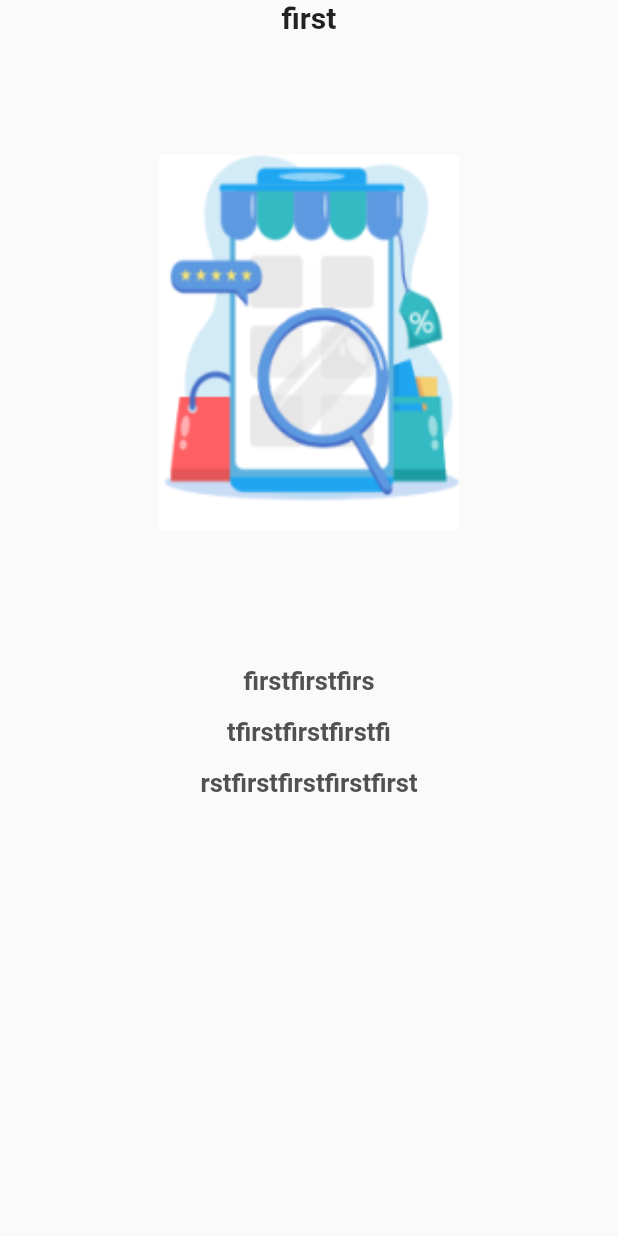
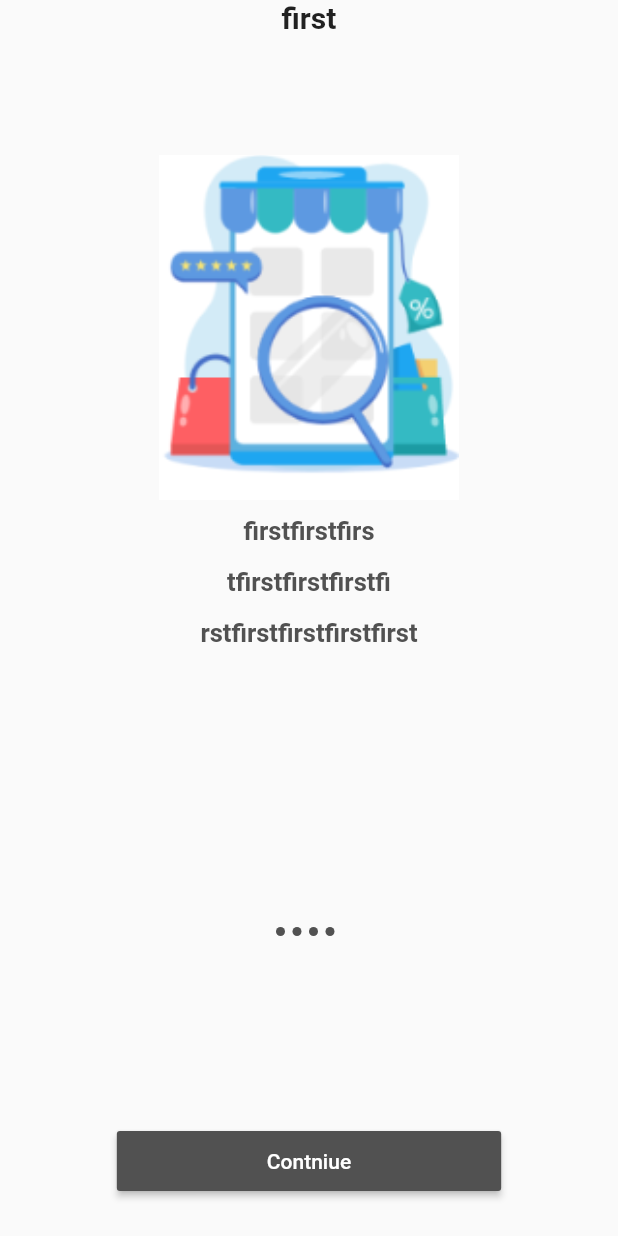
Before and after one commit to MohamedAhmedSD/ecommerce_from_wael, a Flutter app: the screen it shows after launch, on a phone screen of 412 x 824 dp. Run offline on Flutter 3.47's test engine with Material 2 defaults, Android fonts, the phone set to English and light mode, and no system bars; our stand-ins replace get.

Commit message:
[6] on boarding page - make its widgets

```diff
--- /dev/null
+++ b/lib/controller/onboarding_controller.dart
@@ -0,0 +1 @@
+// abstract class
--- a/lib/core/constants/color.dart
+++ b/lib/core/constants/color.dart
@@ -4,4 +4,5 @@ import 'package:flutter/material.dart';
 
 class AppColor {
   static const Color grey = Color(0xff515151);
+  static const Color primaryColor = Color(0xff515151);
 }
--- a/lib/view/screen/onboarding/onboarding.dart
+++ b/lib/view/screen/onboarding/onboarding.dart
@@ -1,7 +1,8 @@
-import 'package:ecommerce_wah/core/constants/color.dart';
 import 'package:flutter/material.dart';
 
-import '../../../data/datasource/static.dart';
+import '../../widgets/onboarding/custombtn.dart';
+import '../../widgets/onboarding/customslider.dart';
+import '../../widgets/onboarding/dotscontroller.dart';
 
 class OnBoardingPage extends StatelessWidget {
   const OnBoardingPage({super.key});
@@ -10,44 +11,36 @@ class OnBoardingPage extends StatelessWidget {
   Widget build(BuildContext context) {
     return Scaffold(
       body: SafeArea(
-          child: PageView.builder(
-              itemCount: onBoardingList.length,
-              itemBuilder: (context, i) => Column(
+        //* we need 2 parts, fixed and moveable part
+        //? ===============[part 1] moveable part ========================
+        child: Column(
           children: [
-                      Text(
-                        "${onBoardingList[i].title}",
-                        style: const TextStyle(
-                            fontWeight: FontWeight.bold, fontSize: 20),
+            const Expanded(
+              flex: 3,
+              child: CustomSlider(),
             ),
-                      const SizedBox(
-                        height: 80,
+            //? ===============[part 2] fixed part ========================
+            //! we add both dots and spaces btn inside a column, which it
+            //* inside Expanded
+
+            Expanded(
+              flex: 1,
+              child: Column(
+                children: const [
+                  //* ================ dots =======================
+                  //* they are row of dots ==
+                  CustomDotControllerOnBoarding(),
+                  Spacer(
+                    flex: 2,
                   ),
-                      //? ========== try use same ratio of oraginal image =====
-                      Image.asset(
-                        "${onBoardingList[i].image}",
-                        width: 200,
-                        height: 250,
-                        fit: BoxFit.fill,
-                      ),
-                      const SizedBox(
-                        height: 80,
-                      ),
-                      //? ======== use alignment for Container && text =======
-                      Container(
-                        alignment: Alignment.center,
-                        child: Text(
-                          "${onBoardingList[i].body}",
-                          textAlign: TextAlign.center,
-                          style: const TextStyle(
-                            height: 2,
-                            color: AppColor.grey,
-                            fontWeight: FontWeight.bold,
-                            fontSize: 17,
-                          ),
+                  //* ================ BTN =======================
+                  CustomButtonOnBoarding(),
+                ],
               ),
             ),
           ],
-                  ))),
+        ),
+      ),
     );
   }
 }
--- /dev/null
+++ b/lib/view/widgets/onboarding/custombtn.dart
@@ -0,0 +1,22 @@
+import 'package:flutter/material.dart';
+
+import '../../../core/constants/color.dart';
+
+class CustomButtonOnBoarding extends StatelessWidget {
+  const CustomButtonOnBoarding({super.key});
+
+  @override
+  Widget build(BuildContext context) {
+    return Container(
+      height: 40,
+      margin: const EdgeInsets.only(bottom: 30),
+      child: MaterialButton(
+        padding: const EdgeInsets.symmetric(horizontal: 100, vertical: 0),
+        textColor: Colors.white,
+        color: AppColor.primaryColor,
+        onPressed: () {},
+        child: const Text("Contniue"),
+      ),
+    );
+  }
+}
--- /dev/null
+++ b/lib/view/widgets/onboarding/customslider.dart
@@ -0,0 +1,52 @@
+import 'package:flutter/material.dart';
+
+import '../../../core/constants/color.dart';
+import '../../../data/datasource/static.dart';
+
+class CustomSlider extends StatelessWidget {
+  const CustomSlider({super.key});
+
+  @override
+  Widget build(BuildContext context) {
+    return PageView.builder(
+      itemCount: onBoardingList.length,
+      itemBuilder: (context, i) => Column(
+        children: [
+          Text(
+            "${onBoardingList[i].title}",
+            style: const TextStyle(fontWeight: FontWeight.bold, fontSize: 20),
+          ),
+          const SizedBox(
+            height: 80,
+          ),
+          //? ========== try use same ratio of oraginal image =====
+          Image.asset(
+            "${onBoardingList[i].image}",
+            width: 200,
+            height: 230,
+            fit: BoxFit.fill,
+          ),
+          //! [hint] no need to use sizedbox here
+          // const SizedBox(
+          //   height: 80,
+          // ),
+          //? ======== use alignment for Container && text =======
+          Container(
+            width: double.infinity,
+            alignment: Alignment.center,
+            child: Text(
+              "${onBoardingList[i].body}",
+              textAlign: TextAlign.center,
+              style: const TextStyle(
+                height: 2,
+                color: AppColor.grey,
+                fontWeight: FontWeight.bold,
+                fontSize: 17,
+              ),
+            ),
+          ),
+        ],
+      ),
+    );
+  }
+}
--- /dev/null
+++ b/lib/view/widgets/onboarding/dotscontroller.dart
@@ -0,0 +1,31 @@
+import 'package:flutter/material.dart';
+
+import '../../../core/constants/color.dart';
+import '../../../data/datasource/static.dart';
+
+class CustomDotControllerOnBoarding extends StatelessWidget {
+  const CustomDotControllerOnBoarding({super.key});
+
+  @override
+  Widget build(BuildContext context) {
+    return Row(
+      mainAxisAlignment: MainAxisAlignment.center,
+      children: [
+        //* use List.generate
+        //* use => AnimatedContainer => decoration == to build or dots
+        ...List.generate(
+          onBoardingList.length,
+          (index) => AnimatedContainer(
+            margin: const EdgeInsets.only(right: 5),
+            duration: const Duration(milliseconds: 900),
+            width: 6,
+            height: 6,
+            decoration: BoxDecoration(
+                color: AppColor.primaryColor,
+                borderRadius: BorderRadius.circular(10)),
+          ),
+        ),
+      ],
+    );
+  }
+}
```
Also changed, not shown: pubspec.yaml (+14 -14 lines), pubspec.lock, 2 other files. Lines whose indentation alone changed are shown as unchanged.
